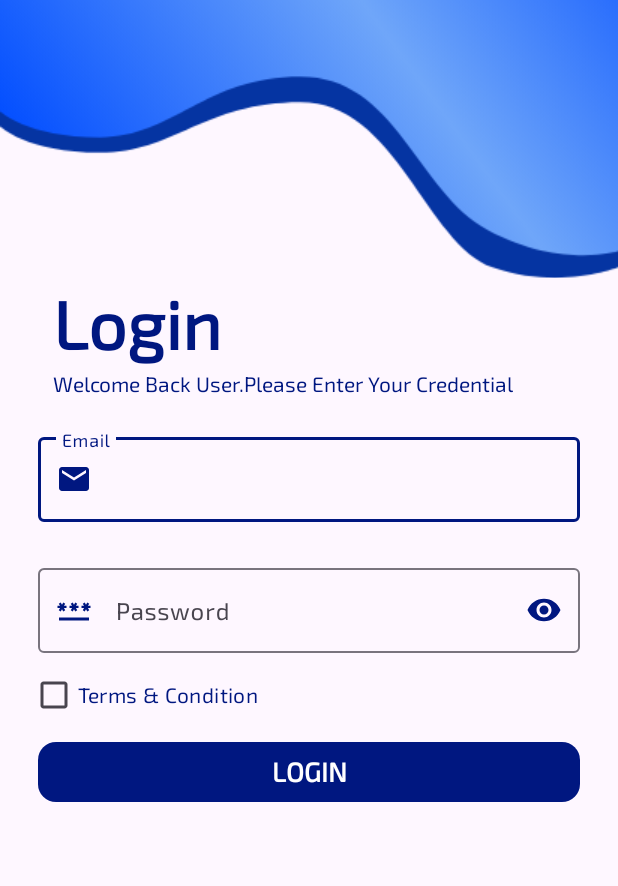
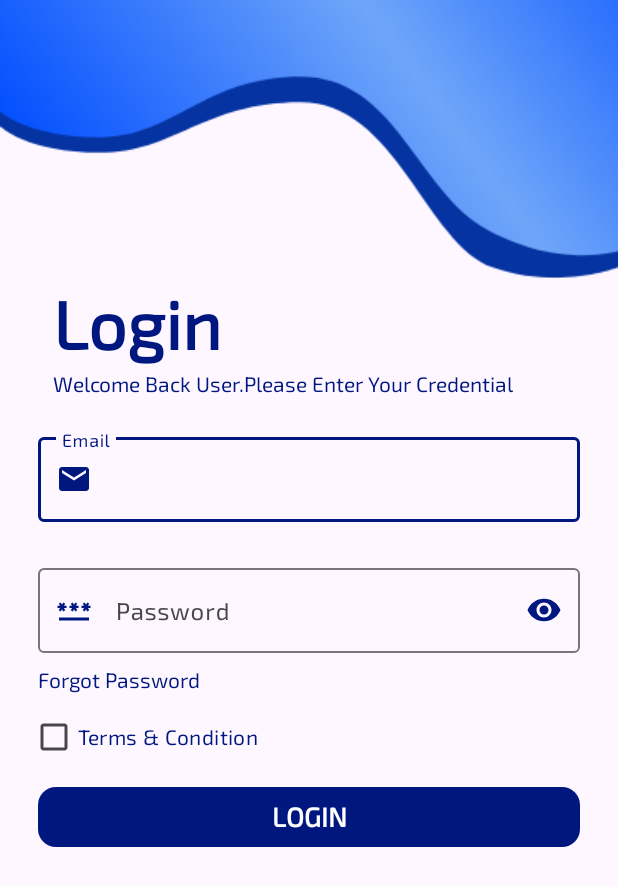
Before and after one commit to Vanshpanchal/Active-Track, an Android app: the LoginActivity screen opened directly, with no data from a screen before it, on a phone screen of 412 x 824 dp. Shown: the top 886 px of the screen. Run offline under Robolectric (Android 15) with nearby library versions, the phone set to English and light mode, and no system bars; our stand-ins replace Firebase (no records; nobody signed in at launch, a user with empty details on screens opened directly), Room's generated code.

Commit message:
Reset mail at login

```diff
--- a/app/src/main/res/layout/activity_login.xml
+++ b/app/src/main/res/layout/activity_login.xml
@@ -105,15 +105,25 @@
         </com.google.android.material.textfield.TextInputEditText>
     </com.google.android.material.textfield.TextInputLayout>
 
+    <TextView
+        android:id="@+id/frg_password"
+        android:layout_width="wrap_content"
+        android:layout_height="wrap_content"
+        android:layout_marginTop="8dp"
+        android:text="@string/forgot_password"
+        android:textColor="@color/dark_blue"
+        app:layout_constraintStart_toStartOf="@+id/password_layout"
+        app:layout_constraintTop_toBottomOf="@+id/password_layout" />
+
     <CheckBox
         android:id="@+id/checkbtn"
         android:layout_width="match_parent"
         android:layout_height="wrap_content"
+        android:layout_marginTop="32dp"
         android:layout_marginHorizontal="20sp"
         android:checked="false"
         android:text="@string/terms_condition"
         android:textColor="@color/dark_blue"
-        app:layout_constraintBottom_toTopOf="@+id/LoginBtn"
         app:layout_constraintEnd_toEndOf="parent"
         app:layout_constraintStart_toStartOf="parent"
         app:layout_constraintTop_toBottomOf="@+id/password_layout">
@@ -125,7 +135,7 @@
         android:layout_width="match_parent"
         android:layout_height="wrap_content"
         android:layout_marginHorizontal="25sp"
-        android:layout_marginTop="55dp"
+        android:layout_marginTop="85dp"
         android:text="@string/login"
         android:textAllCaps="true"
         android:textSize="18sp"
--- a/app/src/main/res/values/strings.xml
+++ b/app/src/main/res/values/strings.xml
@@ -71,4 +71,5 @@
     <string name="dash">-</string>
     <string name="zero">0</string>
     <string name="done">Done</string>
+    <string name="forgot_password">Forgot Password</string>
 </resources>
--- a/app/src/main/res/values/themes.xml
+++ b/app/src/main/res/values/themes.xml
@@ -6,10 +6,25 @@
         <item name="fontFamily">@font/exo2_wght</item>
         <item name="colorOnContainer">@color/dark_blue</item>
         <item name="colorPrimary">@color/dark_blue</item>
+        <item name="materialAlertDialogTheme">@style/ThemeOverlay.App.MaterialAlertDialog</item>
     </style>
     <style name="CustomActionbar" parent="ThemeOverlay.MaterialComponents.ActionBar">
 
         <item name="colorControlNormal">@color/dark_blue</item>
     </style>
     <style name="Theme.FitnessApp" parent="Base.Theme.FitnessApp" />
+
+    <style name="ThemeOverlay.App.MaterialAlertDialog" parent="ThemeOverlay.Material3.MaterialAlertDialog">
+        <item name="colorPrimary">@color/light_blue</item> <!--text color-->
+        <item name="colorSecondary">@color/blue_one</item>
+        <item name="colorSurface">@color/light_grey</item>
+        <item name="colorOnSurface">@color/dark_blue</item> <!-- title color-->
+        <item name="buttonBarNegativeButtonStyle">@style/Widget.App.Button</item>
+        <item name="buttonBarPositiveButtonStyle">@style/Widget.App.Button</item>
+
+    </style>
+
+    <style name="Widget.App.Button" parent="Widget.Material3.Button.TextButton.Dialog">
+        <item name="android:textColor">@color/black</item>
+    </style>
 </resources>
```
Also changed, not shown: app/src/main/java/com/example/fitnessapp/LoginActivity.kt (+31 -0 lines), app/src/main/java/com/example/fitnessapp/ProfileActivity.kt (+22 -6 lines).
